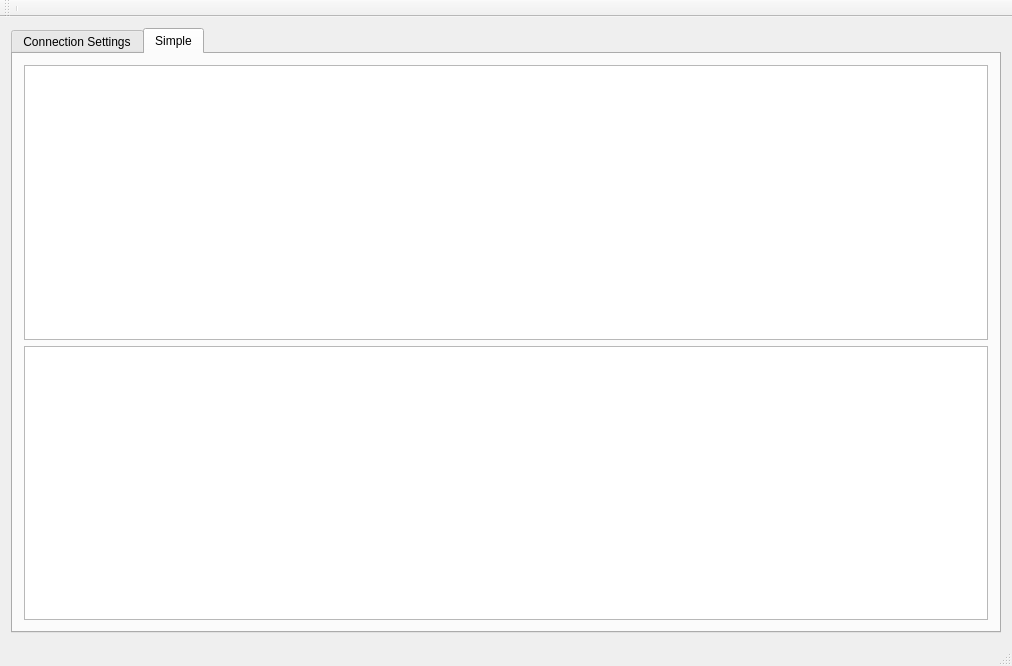
Above: mainwindow.ui from QAmigo/QAmigo before the change. Below: the same form after it.
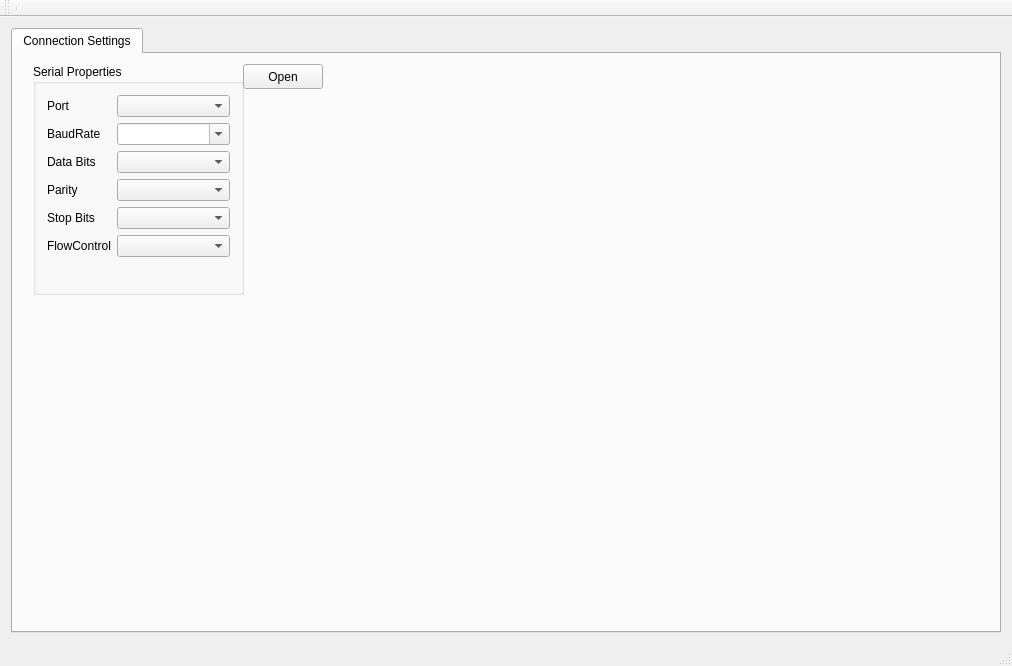
That is the form after the change.

Patch:
```diff
--- a/mainwindow.ui
+++ b/mainwindow.ui
@@ -18,7 +18,7 @@
     <item row="0" column="0">
      <widget class="QTabWidget" name="tabMain">
       <property name="currentIndex">
-       <number>1</number>
+       <number>0</number>
       </property>
       <widget class="QWidget" name="tabConnection">
        <attribute name="title">
@@ -124,26 +124,6 @@
         </property>
        </widget>
       </widget>
-      <widget class="QWidget" name="tabSimple">
-       <attribute name="title">
-        <string>Simple</string>
-       </attribute>
-       <layout class="QHBoxLayout" name="horizontalLayout_2">
-        <item>
-         <layout class="QVBoxLayout" name="verticalCOMReceiveBoxes">
-          <item>
-           <widget class="QPlainTextEdit" name="plainTextEdit"/>
-          </item>
-          <item>
-           <widget class="QPlainTextEdit" name="plainTextEdit_2"/>
-          </item>
-         </layout>
-        </item>
-        <item>
-         <layout class="QVBoxLayout" name="verticalCOMSendBoxes"/>
-        </item>
-       </layout>
-      </widget>
      </widget>
     </item>
    </layout>
```
